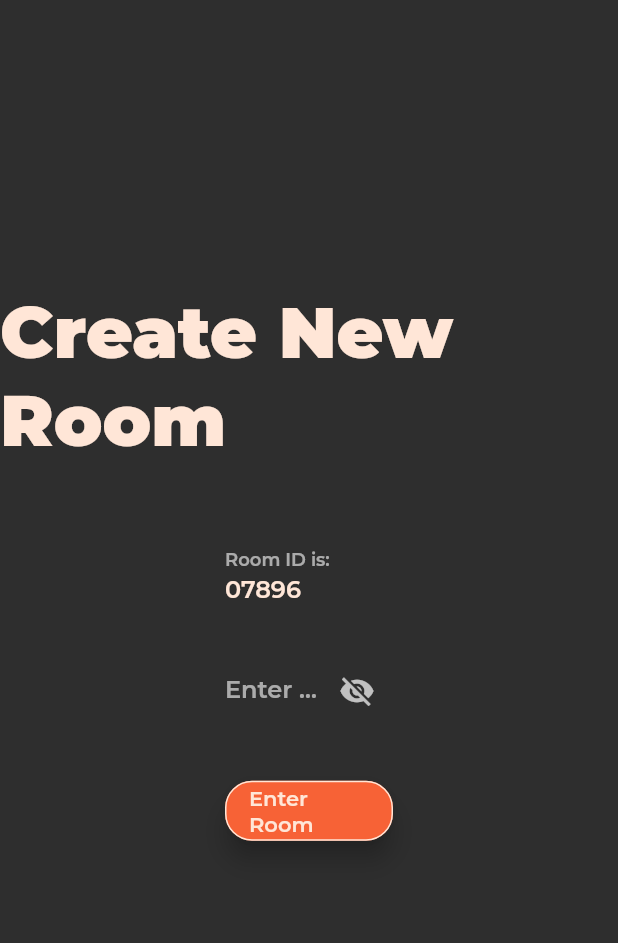
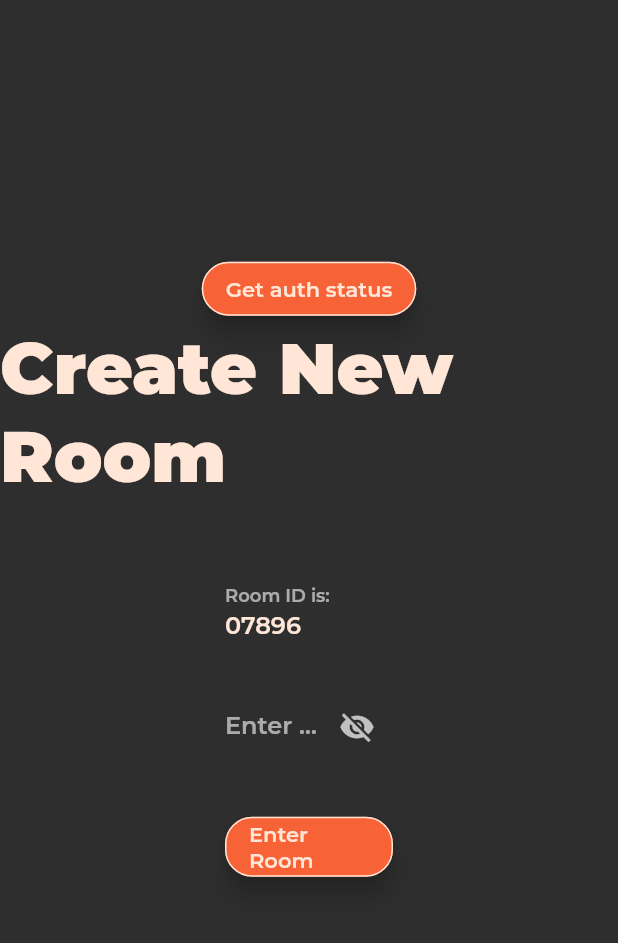
Before and after one commit to soaham-pimparkar/brisk-rooms, a Flutter app: the screen it shows after launch, after a tap on "Create Room", on a phone screen of 412 x 824 dp, the part 84-1027 px from its top. Run offline on Flutter 3.47's test engine with Material 2 defaults, Android fonts, the phone set to English and light mode, and no system bars; our stand-ins replace beamer, cloud_firestore, file_picker, firebase_core, firebase_storage, get and 1 more; accounts and stored records are empty; project files that could hold a hidden picture were left out.

Commit message:
backup commit

```diff
--- a/brisk_rooms/lib/controllers/roomController.dart
+++ b/brisk_rooms/lib/controllers/roomController.dart
@@ -5,7 +5,7 @@ import 'package:get/get.dart';
 class roomController extends GetxController {
   late roomModel _roomInst;
   late String _roomCode;
-  final _notepad = TextEditingController();
+  //final _notepad = TextEditingController();
   bool _isAuthenticated = false;
 
   String get getRoomCode => _roomCode;
--- a/brisk_rooms/lib/screens/createRoomPage.dart
+++ b/brisk_rooms/lib/screens/createRoomPage.dart
@@ -11,7 +11,7 @@ import '../utils/colors.dart';
 import '../utils/mySnackbar.dart';
 
 final _backend = Get.put(backendController());
-final _roomCtr = Get.put(roomController());
+final _roomCtr = Get.put(roomController(), permanent: true);
 final _noteCtr = Get.put(noteController());
 
 class createRoomPage extends StatelessWidget {
@@ -37,6 +37,11 @@ class createRoomPage extends StatelessWidget {
           mainAxisAlignment: MainAxisAlignment.center,
           crossAxisAlignment: CrossAxisAlignment.center,
           children: [
+            ElevatedButton(
+                onPressed: () {
+                  print(_roomCtr.getAuthStatus.toString());
+                },
+                child: Text('Get auth status')),
             Text('Create New Room',
                 style: TextStyle(
                     color: cLightColor,
--- a/brisk_rooms/lib/screens/home.dart
+++ b/brisk_rooms/lib/screens/home.dart
@@ -4,6 +4,10 @@ import 'package:brisk_rooms/utils/colors.dart';
 import 'package:brisk_rooms/utils/consts.dart';
 import 'package:flutter/material.dart';
 import 'package:get/get.dart';
+
+import '../controllers/roomController.dart';
+
+final _roomCtr = Get.put(roomController(), permanent: true);
 
 class homePage extends StatelessWidget {
   const homePage({Key? key}) : super(key: key);
@@ -42,6 +46,11 @@ class homePage extends StatelessWidget {
                     mainAxisAlignment: MainAxisAlignment.center,
                     crossAxisAlignment: CrossAxisAlignment.center,
                     children: [
+                      ElevatedButton(
+                          onPressed: () {
+                            print(_roomCtr.getAuthStatus.toString());
+                          },
+                          child: Text('Get auth status')),
                       Expanded(
                         flex: 60,
                         child: FractionallySizedBox(
--- a/brisk_rooms/lib/screens/joinRoomPage.dart
+++ b/brisk_rooms/lib/screens/joinRoomPage.dart
@@ -32,6 +32,11 @@ class joinRoomPage extends StatelessWidget {
           mainAxisAlignment: MainAxisAlignment.center,
           crossAxisAlignment: CrossAxisAlignment.center,
           children: [
+            ElevatedButton(
+                onPressed: () {
+                  print(_roomCtr.getAuthStatus.toString());
+                },
+                child: Text('Get auth status')),
             Text('Join Room',
                 style: TextStyle(
                     color: cLightColor,
--- a/brisk_rooms/lib/screens/theRoom.dart/room.dart
+++ b/brisk_rooms/lib/screens/theRoom.dart/room.dart
@@ -59,6 +59,11 @@ class roomInitial extends StatelessWidget {
           if (constraints.maxWidth > windowSize) {
             return Row(
               children: [
+                ElevatedButton(
+                    onPressed: () {
+                      print(_roomCtr.getAuthStatus.toString());
+                    },
+                    child: Text('Get auth status')),
                 Flexible(
                   fit: FlexFit.tight,
                   flex: 3,
```
Also changed, not shown: 1 other file.
